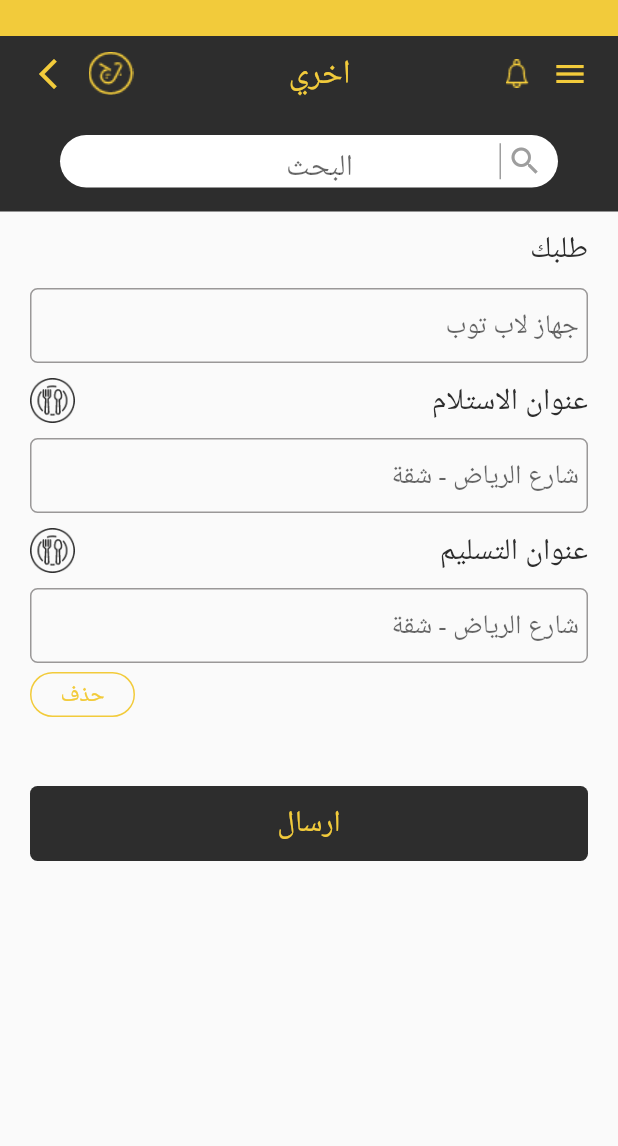
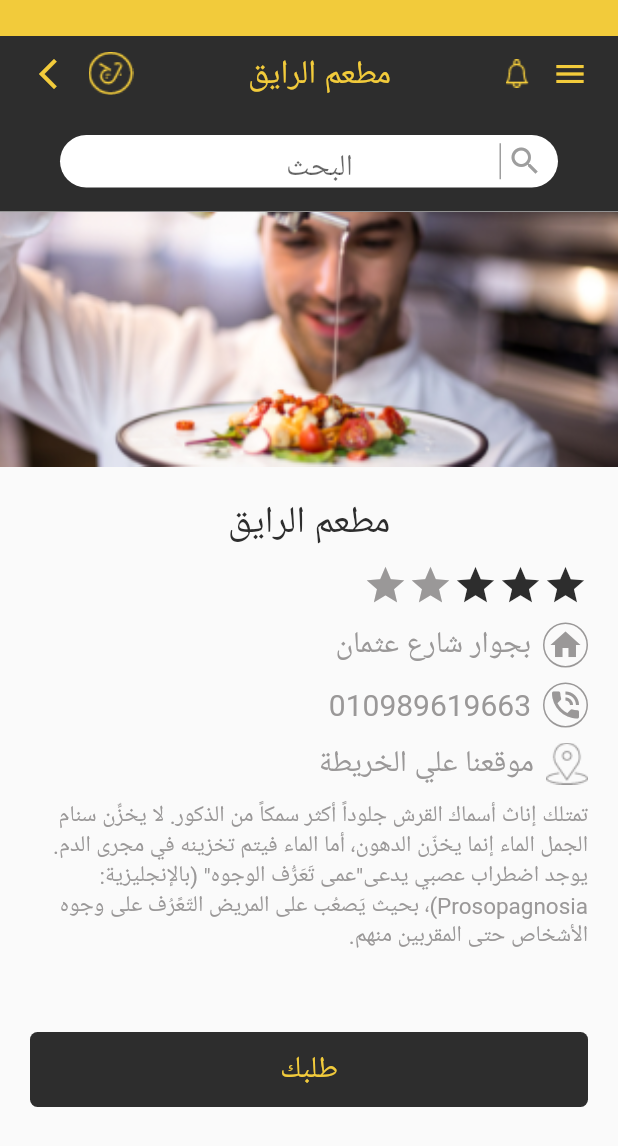
Before and after one commit to Ahmed20Salah/JP-App, a Flutter app: the screen it shows after launch, on a phone screen of 412 x 824 dp. Shown: the top 1146 px of the screen. Run offline on Flutter 3.47's test engine with Material 2 defaults, Android fonts, the phone set to English and light mode, and no system bars.

Commit message:
description screen

```diff
--- a/lib/main.dart
+++ b/lib/main.dart
@@ -1,7 +1,9 @@
 import 'package:flutter/material.dart';
 import 'package:flutter_localizations/flutter_localizations.dart';
+import 'package:jp/model/item.dart';
 import 'package:jp/ui/pages/category.dart';
 import 'package:jp/ui/pages/home.dart';
+import 'package:jp/ui/pages/item_description.dart';
 import 'package:jp/ui/pages/other.dart';
 
 import 'ui/pages/register.dart';
@@ -9,6 +11,11 @@ import 'ui/pages/register.dart';
 void main() => runApp(MyApp());
 
 class MyApp extends StatelessWidget {
+  final Item _testData = Item(
+      name: 'مطعم الرايق',
+      address: 'بجوار شارع عثمان',
+      vote: 3,
+      image: 'assets/back.png' , phone: '010989619663');
   @override
   Widget build(BuildContext context) {
     return MaterialApp(
@@ -22,7 +29,7 @@ class MyApp extends StatelessWidget {
       theme: ThemeData(
         primarySwatch: Colors.blue,
       ),
-      home: OtherScreen(),
+      home: ItemDescription(item: _testData),
     );
   }
 }
--- a/lib/model/item.dart
+++ b/lib/model/item.dart
@@ -5,9 +5,11 @@ class Item {
   String image;
   int vote;
   String address;
+  String phone;
   Item(
       {@required this.name,
       @required this.image,
       @required this.vote,
-      @required this.address});
+      @required this.address,
+      @required this.phone});
 }
--- a/lib/ui/pages/category.dart
+++ b/lib/ui/pages/category.dart
@@ -13,7 +13,7 @@ class Category extends StatelessWidget {
       name: 'مطعم الرايق',
       address: 'بجوار شارع عثمان',
       vote: 3,
-      image: 'assets/back.png');
+      image: 'assets/back.png' ,phone: '010989619663');
   @override
   Widget build(BuildContext context) {
     return Scaffold(
--- /dev/null
+++ b/lib/ui/pages/item_description.dart
@@ -0,0 +1,202 @@
+import 'package:flutter/cupertino.dart';
+import 'package:flutter/material.dart';
+import 'package:jp/model/item.dart';
+import 'package:jp/ui/widgets/appbar.dart';
+import 'package:jp/ui/widgets/drewar.dart';
+import 'package:jp/ui/widgets/search.dart';
+
+class ItemDescription extends StatelessWidget {
+  final Color secColor = Color(0xff9A9898);
+  final Color mainColor = Color(0xff2D2D2D);
+
+  final Item item;
+  ItemDescription({@required this.item});
+  @override
+  Widget build(BuildContext context) {
+    return Scaffold(
+      drawer: Drawer(
+        child: DrawerDesgin(),
+      ),
+      body: Column(children: <Widget>[
+        Container(
+          color: Color(0xffF2CB3B),
+          height: 24.0,
+        ),
+        Appbar(item.name),
+        Search(),
+        Container(
+            height: MediaQuery.of(context).size.height - 145.0,
+            child: ListView(
+              padding: EdgeInsets.all(0),
+              children: <Widget>[
+                _image('assets/back.png'),
+                _title(item.name),
+                _star(item.vote),
+                _address(item.address),
+                _phone(item.phone),
+                _map(),
+                _description(),
+                _sendButton(context)
+              ],
+            ))
+      ]),
+    );
+  }
+
+  Widget _image(String image) {
+    return Container(
+      margin: EdgeInsets.only(bottom: 20.0),
+      height: 170,
+      decoration: BoxDecoration(
+          image: DecorationImage(fit: BoxFit.cover, image: AssetImage(image))),
+    );
+  }
+
+  Widget _title(String title) {
+    return Container(
+      alignment: Alignment.center,
+      child: Text(
+        title,
+        style: TextStyle(fontSize: 25, color: mainColor),
+      ),
+    );
+  }
+
+  Widget _star(vote) {
+    return Container(
+      margin: EdgeInsets.symmetric(vertical: 10.0, horizontal: 20.0),
+      height: 20.0,
+      child: ListView.builder(
+        scrollDirection: Axis.horizontal,
+        itemCount: 5,
+        itemBuilder: (context, int index) {
+          return Icon(
+            Icons.star,
+            size: 30.0,
+            color: index < vote ? mainColor : secColor,
+          );
+        },
+      ),
+    );
+  }
+
+  Widget _address(adde) {
+    return Container(
+      margin: EdgeInsets.only(right: 20.0, top: 10),
+      child: Row(
+        children: <Widget>[
+          Container(
+            width: 30.0,
+            height: 30.0,
+            decoration: BoxDecoration(
+                border: Border.all(color: secColor),
+                borderRadius: BorderRadius.circular(20.0)),
+            child: Icon(
+              Icons.home,
+              color: secColor,
+              size: 24,
+            ),
+          ),
+          SizedBox(
+            width: 8,
+          ),
+          Text(
+            adde,
+            style: TextStyle(color: secColor, fontSize: 20),
+          )
+        ],
+      ),
+    );
+  }
+
+  Widget _phone(phone) {
+    return Container(
+      margin: EdgeInsets.only(right: 20.0, top: 10),
+      child: Row(
+        children: <Widget>[
+          Container(
+            width: 30.0,
+            height: 30.0,
+            decoration: BoxDecoration(
+                border: Border.all(color: secColor),
+                borderRadius: BorderRadius.circular(20.0)),
+            child: Icon(
+              Icons.phone_in_talk,
+              color: secColor,
+              size: 24,
+            ),
+          ),
+          SizedBox(
+            width: 8,
+          ),
+          Text(
+            phone,
+            style: TextStyle(color: secColor, fontSize: 20),
+          )
+        ],
+      ),
+    );
+  }
+
+  Widget _map() {
+    return Container(
+      margin: EdgeInsets.only(right: 20.0, top: 10),
+      child: Row(
+        children: <Widget>[
+          Container(
+            width: 28,
+            height: 28,
+            child: Image.asset(
+              'assets/location.png',
+              fit: BoxFit.cover,
+              height: 20,
+            ),
+          ),
+          SizedBox(
+            width: 8,
+          ),
+          Text(
+            'موقعنا علي الخريطة ',
+            style: TextStyle(color: secColor, fontSize: 20),
+          )
+        ],
+      ),
+    );
+  }
+
+  Widget _description() {
+    return Container(
+      margin: EdgeInsets.symmetric(horizontal: 20.0, vertical: 10.0),
+      constraints: BoxConstraints(minHeight: 125),
+      child: Text(
+        'تمتلك إناث أسماك القرش جلوداً أكثر سمكاً من الذكور. لا يخزِّن سنام الجمل الماء إنما يخزّن الدهون، أما الماء فيتم تخزينه في مجرى الدم. يوجد اضطراب عصبي يدعى"عمى تَعَرُّف الوجوه" (بالإنجليزية: Prosopagnosia)، بحيث يَصعُب على المريض التّعًرُف على وجوه الأشخاص حتى المقربين منهم.',
+        style: TextStyle(fontSize: 15, color: secColor),
+        textAlign: TextAlign.right,
+        softWrap: true,
+      ),
+    );
+  }
+
+   Widget _sendButton(context) {
+    return Container(
+      width: MediaQuery.of(context).size.width - 40.0,
+      margin: EdgeInsets.symmetric(vertical: 20.0  ,horizontal: 20.0) ,
+      child: InkWell(
+        child: Container(
+          decoration: BoxDecoration(
+            borderRadius: BorderRadius.circular(5),
+            color: mainColor,
+          ),
+          height: 50.0,
+          child: Container(
+            alignment: Alignment.center,
+            child: Text(
+              'طلبك',
+              style: TextStyle(fontSize: 20.0, color: Color(0xffF2CB3B)),
+            ),
+          ),
+        ),
+      ),
+    );
+  }
+}
```
Also changed, not shown: assets/location.png (added).
